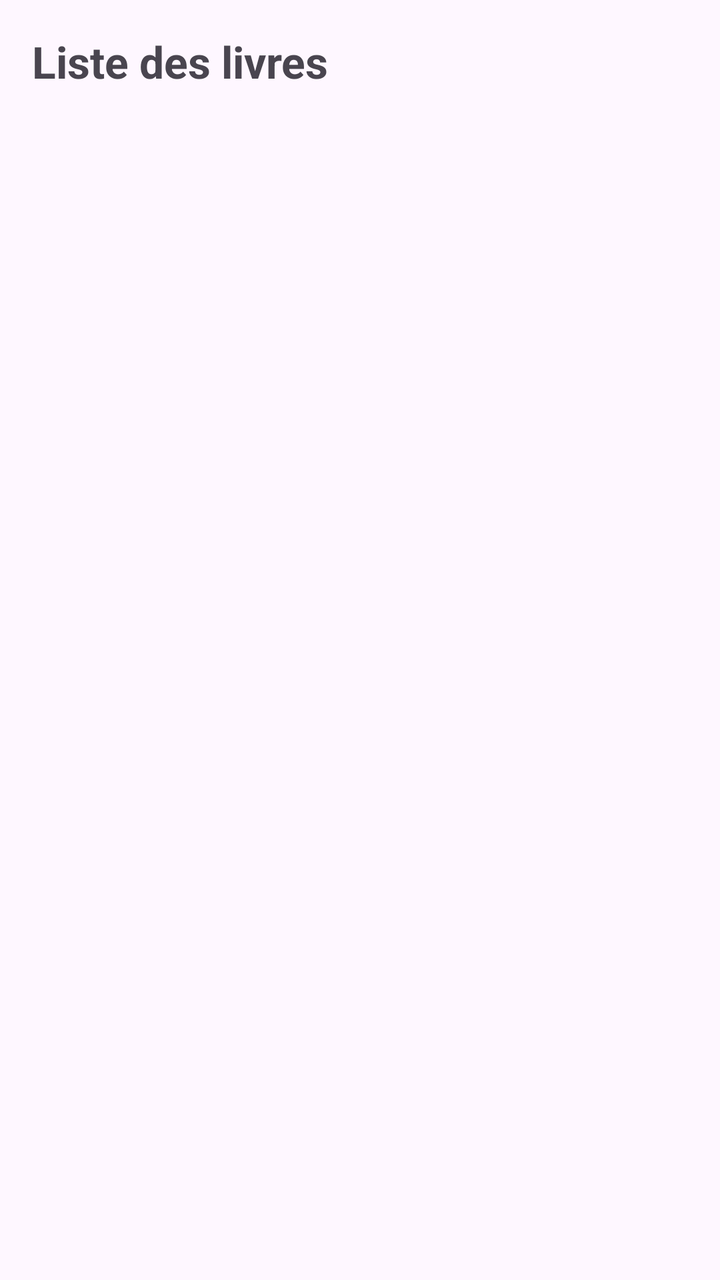
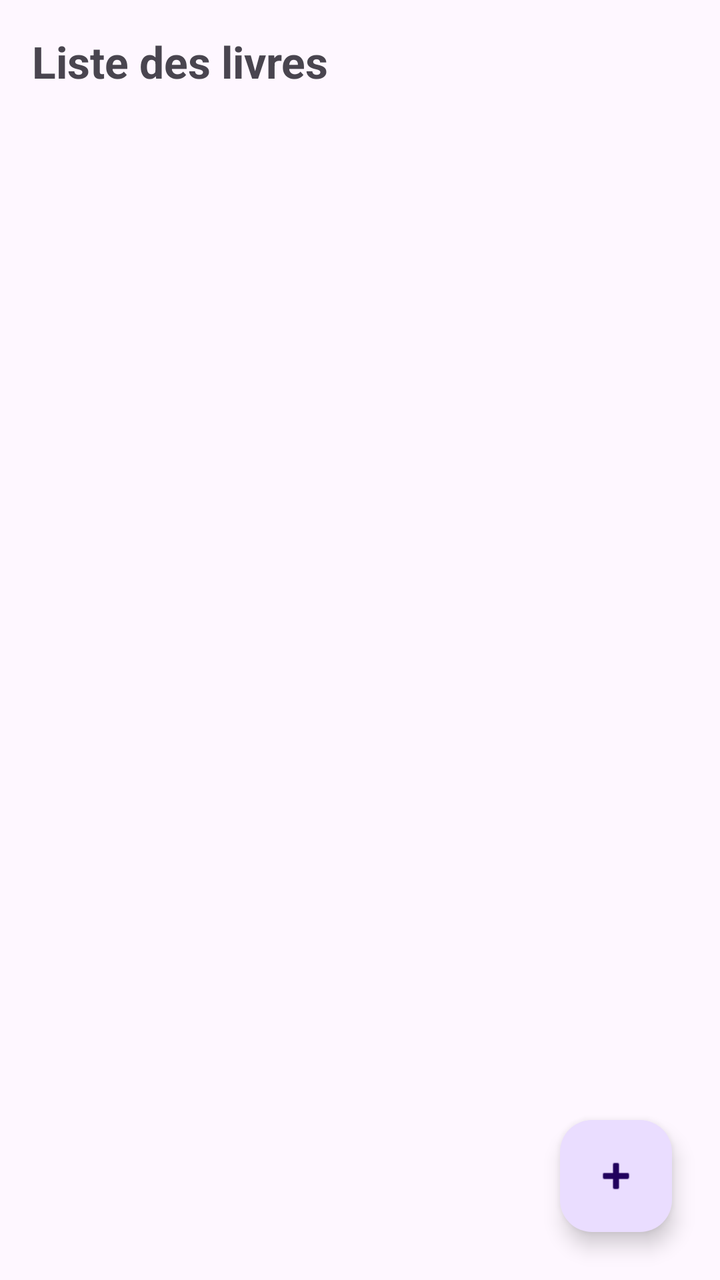

Before-and-after screenshots of an Android layout around one commit, followed by the original layout XML and the change that was made.
<!-- AndroidManifest.xml: application theme Theme.BibliothequeApp -->
<!-- res/layout/activity_main.xml -->
<?xml version="1.0" encoding="utf-8"?>
<androidx.constraintlayout.widget.ConstraintLayout
    xmlns:android="http://schemas.android.com/apk/res/android"
    xmlns:app="http://schemas.android.com/apk/res-auto"
    xmlns:tools="http://schemas.android.com/tools"
    android:layout_width="match_parent"
    android:layout_height="match_parent"
    tools:context=".MainActivity">

    
    <TextView
        android:id="@+id/tvTitreEcran"
        android:layout_width="wrap_content"
        android:layout_height="wrap_content"
        android:text="Liste des livres"
        android:textSize="22sp"
        android:textStyle="bold"
        android:layout_marginTop="16dp"
        android:layout_marginStart="16dp"
        app:layout_constraintTop_toTopOf="parent"
        app:layout_constraintStart_toStartOf="parent" />

    
    <androidx.recyclerview.widget.RecyclerView
        android:id="@+id/recyclerViewLivres"
        android:layout_width="0dp"
        android:layout_height="0dp"
        android:layout_marginTop="16dp"
        android:layout_marginStart="12dp"
        android:layout_marginEnd="12dp"
        android:layout_marginBottom="12dp"
        app:layout_constraintTop_toBottomOf="@id/tvTitreEcran"
        app:layout_constraintBottom_toBottomOf="parent"
        app:layout_constraintStart_toStartOf="parent"
        app:layout_constraintEnd_toEndOf="parent" />

</androidx.constraintlayout.widget.ConstraintLayout>
<!-- resources referenced by this layout -->
<resources>
  <style name="Theme.BibliothequeApp" parent="Base.Theme.BibliothequeApp" />
  <style name="Base.Theme.BibliothequeApp" parent="Theme.Material3.DayNight.NoActionBar">
          
          
      </style>
</resources>

<!-- the commit's change to res/layout/activity_main.xml (unified diff, before → after) -->
@@ -1,37 +1,49 @@
 <?xml version="1.0" encoding="utf-8"?>
-<androidx.constraintlayout.widget.ConstraintLayout
+<androidx.coordinatorlayout.widget.CoordinatorLayout
     xmlns:android="http://schemas.android.com/apk/res/android"
     xmlns:app="http://schemas.android.com/apk/res-auto"
-    xmlns:tools="http://schemas.android.com/tools"
     android:layout_width="match_parent"
-    android:layout_height="match_parent"
-    tools:context=".MainActivity">
+    android:layout_height="match_parent">
 
-    
-    <TextView
-        android:id="@+id/tvTitreEcran"
-        android:layout_width="wrap_content"
-        android:layout_height="wrap_content"
-        android:text="Liste des livres"
-        android:textSize="22sp"
-        android:textStyle="bold"
-        android:layout_marginTop="16dp"
-        android:layout_marginStart="16dp"
-        app:layout_constraintTop_toTopOf="parent"
-        app:layout_constraintStart_toStartOf="parent" />
+    <androidx.constraintlayout.widget.ConstraintLayout
+        android:layout_width="match_parent"
+        android:layout_height="match_parent">
 
-    
-    <androidx.recyclerview.widget.RecyclerView
-        android:id="@+id/recyclerViewLivres"
-        android:layout_width="0dp"
-        android:layout_height="0dp"
-        android:layout_marginTop="16dp"
-        android:layout_marginStart="12dp"
-        android:layout_marginEnd="12dp"
-        android:layout_marginBottom="12dp"
-        app:layout_constraintTop_toBottomOf="@id/tvTitreEcran"
-        app:layout_constraintBottom_toBottomOf="parent"
-        app:layout_constraintStart_toStartOf="parent"
-        app:layout_constraintEnd_toEndOf="parent" />
+        <TextView
+            android:id="@+id/tvTitreEcran"
+            android:layout_width="wrap_content"
+            android:layout_height="wrap_content"
+            android:text="Liste des livres"
+            android:textSize="22sp"
+            android:textStyle="bold"
+            android:layout_marginTop="16dp"
+            android:layout_marginStart="16dp"
+            app:layout_constraintTop_toTopOf="parent"
+            app:layout_constraintStart_toStartOf="parent"/>
 
-</androidx.constraintlayout.widget.ConstraintLayout>
+
+<androidx.recyclerview.widget.RecyclerView
+android:id="@+id/recyclerViewLivres"
+android:layout_width="0dp"
+android:layout_height="0dp"
+android:layout_marginTop="16dp"
+android:layout_marginStart="12dp"
+android:layout_marginEnd="12dp"
+android:layout_marginBottom="12dp"
+app:layout_constraintTop_toBottomOf="@id/tvTitreEcran"
+app:layout_constraintBottom_toBottomOf="parent"
+app:layout_constraintStart_toStartOf="parent"
+app:layout_constraintEnd_toEndOf="parent" />
+
+    </androidx.constraintlayout.widget.ConstraintLayout>
+
+<com.google.android.material.floatingactionbutton.FloatingActionButton
+android:id="@+id/fabAjouterLivre"
+android:layout_width="wrap_content"
+android:layout_height="wrap_content"
+android:contentDescription="Ajouter un livre"
+android:layout_gravity="bottom|end"
+android:layout_margin="24dp"
+app:srcCompat="@android:drawable/ic_input_add" />
+
+</androidx.coordinatorlayout.widget.CoordinatorLayout>
